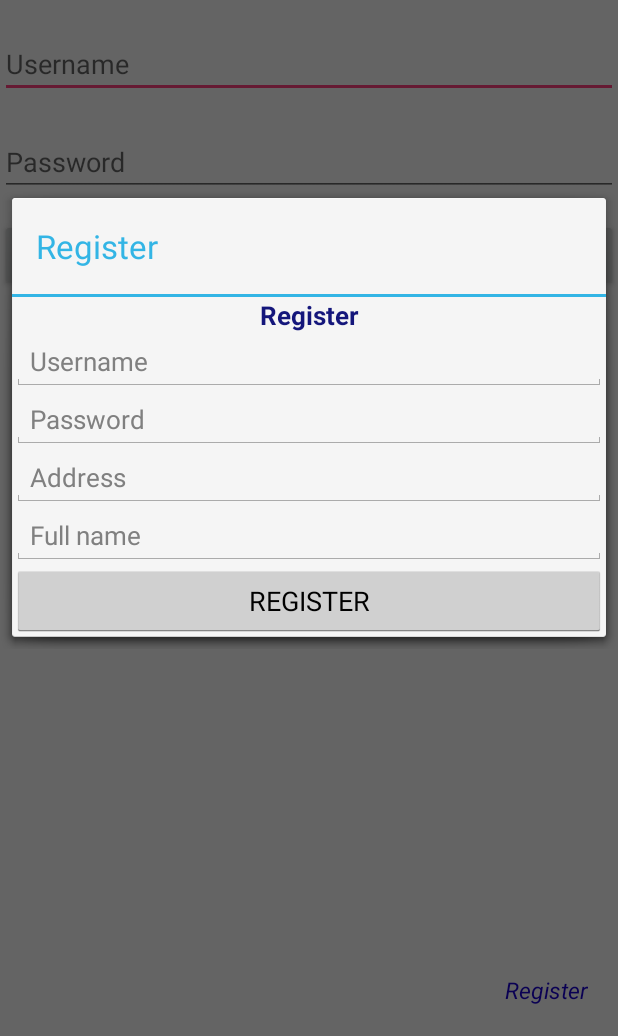
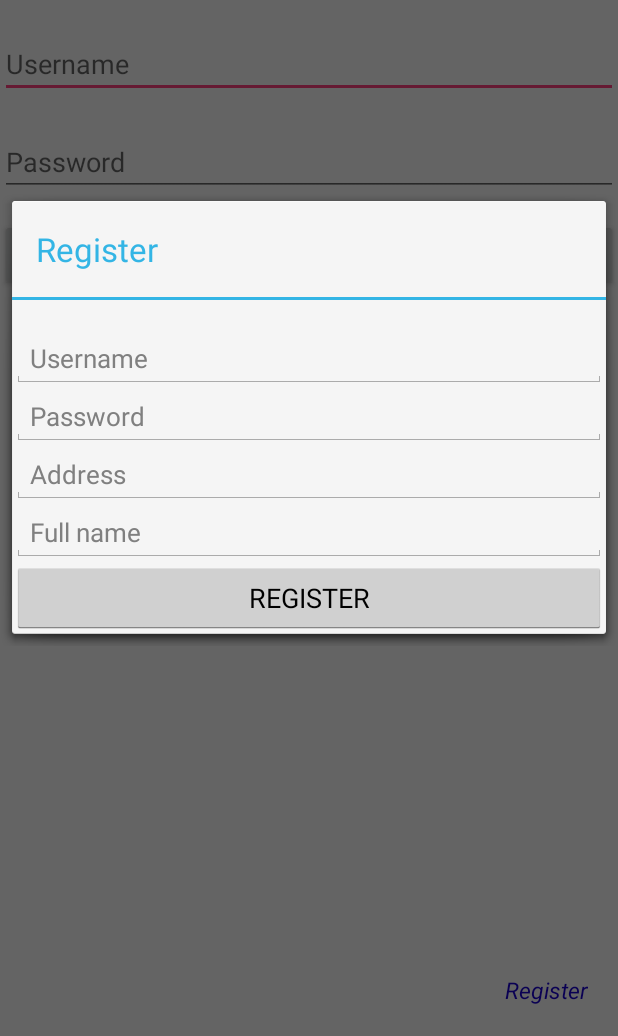
Before and after one commit to lyvietson95/RefactorRetrofit, an Android app: the screen it shows after launch (MainActivity), after a tap on "Register", on a phone screen of 412 x 824 dp, the part 200-1236 px from its top. Run offline under Robolectric (Android 15) with nearby library versions, the phone set to English and light mode, and no system bars.

Commit message:
Fix layout file

```diff
--- a/app/src/main/res/layout/fragment_dialog_register.xml
+++ b/app/src/main/res/layout/fragment_dialog_register.xml
@@ -4,20 +4,11 @@
     android:layout_height="match_parent"
     xmlns:app="http://schemas.android.com/apk/res-auto">
 
-    <TextView
-        android:id="@+id/titleRegister"
-        android:textStyle="bold"
-        android:textColor="#14167b"
-        android:textSize="17sp"
-        app:layout_constraintEnd_toEndOf="parent"
-        app:layout_constraintStart_toStartOf="parent"
-        android:text="Register"
-        android:layout_width="wrap_content"
-        android:layout_height="wrap_content" />
 
     <EditText
+        android:layout_marginTop="20dp"
         android:textSize="17sp"
-        app:layout_constraintTop_toBottomOf="@+id/titleRegister"
+        app:layout_constraintTop_toTopOf="parent"
         android:hint="Username"
         android:id="@+id/edtUserName"
         app:layout_constraintEnd_toEndOf="parent"
```
